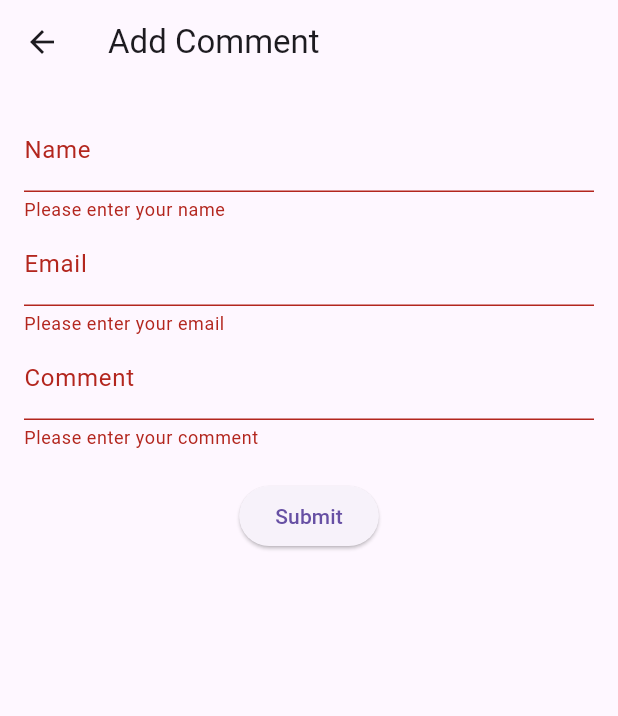
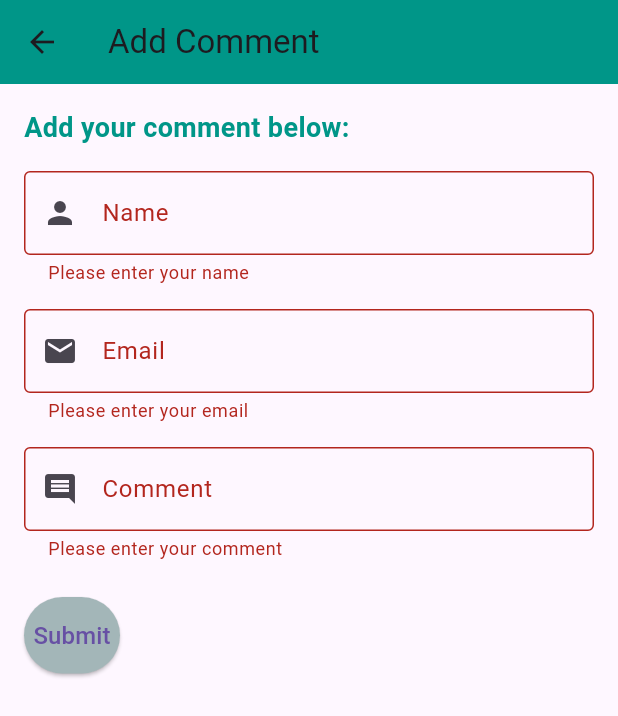
Before and after one commit to shubham-pokhrel/flutter-task, a Flutter app: the AddCommentScreen screen opened directly with empty values, after a tap on "Submit", on a phone screen of 412 x 824 dp. Shown: the top 716 px of the screen. Run offline on Flutter 3.47's test engine with Material 3 defaults, Android fonts, the phone set to English and light mode, and no system bars.

Commit message:
enhanced ui

```diff
--- a/lib/screens/add_comment_screen.dart
+++ b/lib/screens/add_comment_screen.dart
@@ -21,7 +21,7 @@ class _AddCommentScreenState extends State<AddCommentScreen> {
   Future<void> _addComment() async {
     if (_formKey.currentState!.validate()) {
       final response = await http.post(
-        Uri.parse('https://jsonplaceholder.typicode.com/posts/${widget.postId}/comments'),
+        Uri.parse('https://jsonplaceholder.typicode.com/comments'),
         headers: {
           'Content-Type': 'application/json; charset=UTF-8',
         },
@@ -36,15 +36,24 @@ class _AddCommentScreenState extends State<AddCommentScreen> {
       if (response.statusCode == 201) {
         widget.onCommentAdded(); // Notify the parent widget
         Navigator.pop(context, true); // Return true to indicate success
-        //print success message
+
+        // Show success message
         ScaffoldMessenger.of(context).showSnackBar(
           SnackBar(
-            content: Text('Comment added successfully for post ${widget.postId}'),
+            content: Text('Comment added successfully'),
             duration: Duration(seconds: 2),
+            backgroundColor: Colors.teal, // Consistent background color for snack bar
           ),
         );
       } else {
-        throw Exception('Failed to add comment');
+        // Show error message
+        ScaffoldMessenger.of(context).showSnackBar(
+          SnackBar(
+            content: Text('Failed to add comment'),
+            duration: Duration(seconds: 2),
+            backgroundColor: Colors.red, // Error message color
+          ),
+        );
       }
     }
   }
@@ -54,16 +63,31 @@ class _AddCommentScreenState extends State<AddCommentScreen> {
     return Scaffold(
       appBar: AppBar(
         title: Text('Add Comment'),
+        backgroundColor: Colors.teal, // Consistent color for the app bar
       ),
       body: Padding(
         padding: const EdgeInsets.all(16.0),
         child: Form(
           key: _formKey,
           child: Column(
+            crossAxisAlignment: CrossAxisAlignment.start,
             children: [
+              Text(
+                'Add your comment below:',
+                style: TextStyle(
+                  fontSize: 18,
+                  fontWeight: FontWeight.bold,
+                  color: Colors.teal, // Consistent text color
+                ),
+              ),
+              SizedBox(height: 16),
               TextFormField(
                 controller: _nameController,
-                decoration: InputDecoration(labelText: 'Name'),
+                decoration: InputDecoration(
+                  labelText: 'Name',
+                  border: OutlineInputBorder(),
+                  prefixIcon: Icon(Icons.person),
+                ),
                 validator: (value) {
                   if (value == null || value.isEmpty) {
                     return 'Please enter your name';
@@ -71,9 +95,14 @@ class _AddCommentScreenState extends State<AddCommentScreen> {
                   return null;
                 },
               ),
+              SizedBox(height: 16),
               TextFormField(
                 controller: _emailController,
-                decoration: InputDecoration(labelText: 'Email'),
+                decoration: InputDecoration(
+                  labelText: 'Email',
+                  border: OutlineInputBorder(),
+                  prefixIcon: Icon(Icons.email),
+                ),
                 validator: (value) {
                   if (value == null || value.isEmpty) {
                     return 'Please enter your email';
@@ -81,9 +110,14 @@ class _AddCommentScreenState extends State<AddCommentScreen> {
                   return null;
                 },
               ),
+              SizedBox(height: 16),
               TextFormField(
                 controller: _bodyController,
-                decoration: InputDecoration(labelText: 'Comment'),
+                decoration: InputDecoration(
+                  labelText: 'Comment',
+                  border: OutlineInputBorder(),
+                  prefixIcon: Icon(Icons.comment),
+                ),
                 validator: (value) {
                   if (value == null || value.isEmpty) {
                     return 'Please enter your comment';
@@ -91,10 +125,14 @@ class _AddCommentScreenState extends State<AddCommentScreen> {
                   return null;
                 },
               ),
-              SizedBox(height: 20),
+              SizedBox(height: 24),
               ElevatedButton(
                 onPressed: _addComment,
-                child: Text('Submit'),
+                style: ElevatedButton.styleFrom(
+                  backgroundColor:  Color.fromARGB(255, 163, 182, 184), // Consistent button color
+                  padding: EdgeInsets.symmetric(vertical: 14.0),
+                ),
+                child: Text('Submit', style: TextStyle(fontSize: 16)),
               ),
             ],
           ),
```
Also changed, not shown: lib/screens/post_details_screen.dart (+32 -8 lines), lib/screens/posts_list_screen.dart (+18 -3 lines), 1 other file.
